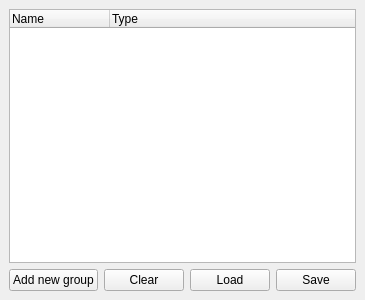
First picture: the form in workstation/annotation/resources/AnnotationDockWidget.ui, repository computationalpathologygroup/ASAP, before the edit.
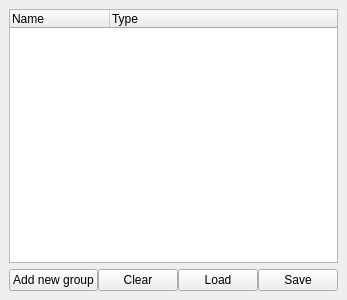
Second picture: the form after the edit.

What changed in the file:
```diff
--- a/workstation/annotation/resources/AnnotationDockWidget.ui
+++ b/workstation/annotation/resources/AnnotationDockWidget.ui
@@ -6,7 +6,7 @@
    <rect>
     <x>0</x>
     <y>0</y>
-    <width>344</width>
+    <width>326</width>
     <height>300</height>
    </rect>
   </property>
@@ -55,6 +55,9 @@
     </item>
     <item>
      <layout class="QHBoxLayout" name="horizontalLayout">
+      <property name="spacing">
+       <number>0</number>
+      </property>
       <item>
        <widget class="QPushButton" name="addGroupButton">
         <property name="text">
```
Left out of the diff: 3 changed lines with no effect on the pictures.
